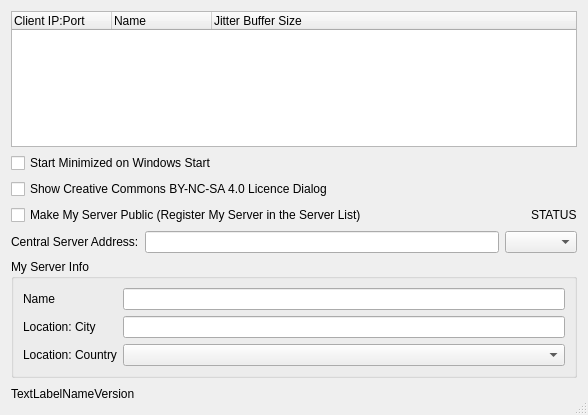
Above: src/serverdlgbase.ui from jamulussoftware/jamulus before the change. Below: the same form after it.
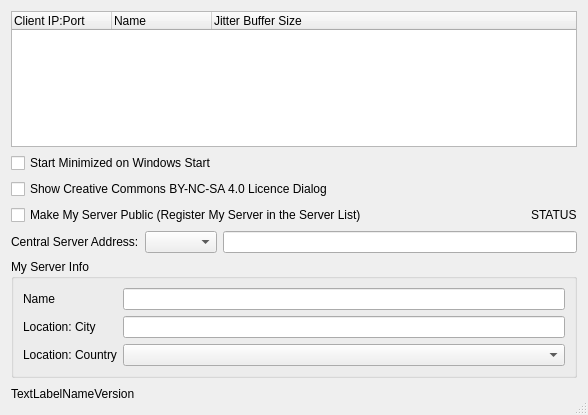
That is the form after the change. Icons and pictures are not drawn.

Commit message: in the server move central server combo box to the left

```diff
--- a/src/serverdlgbase.ui
+++ b/src/serverdlgbase.ui
@@ -103,12 +103,12 @@
        </property>
       </widget>
      </item>
-     <item>
-      <widget class="QLineEdit" name="edtCentralServerAddress"/>
-     </item>
      <item>
       <widget class="QComboBox" name="cbxCentServAddrType"/>
      </item>
+     <item>
+      <widget class="QLineEdit" name="edtCentralServerAddress"/>
+     </item>
     </layout>
    </item>
    <item>
```
Left out of the diff: 2 changed lines with no effect on the pictures. Lines whose indentation alone changed are shown as unchanged. The commit also changes 1 other file.
